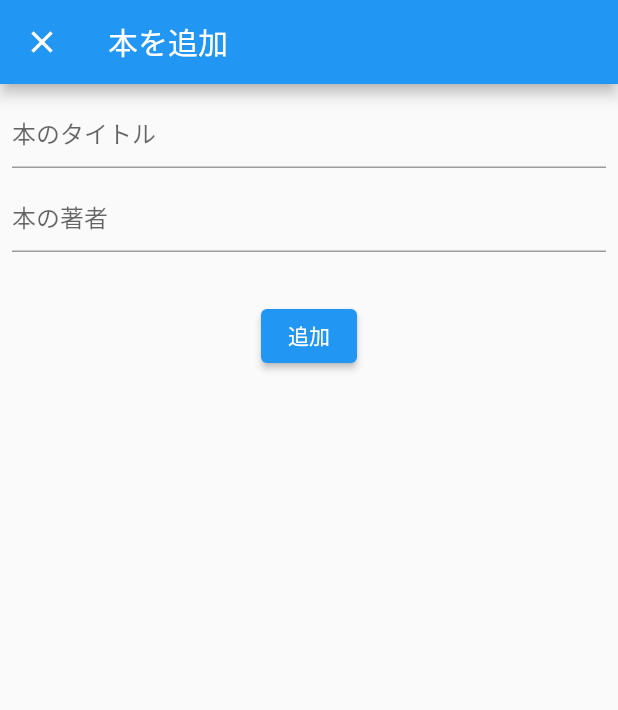
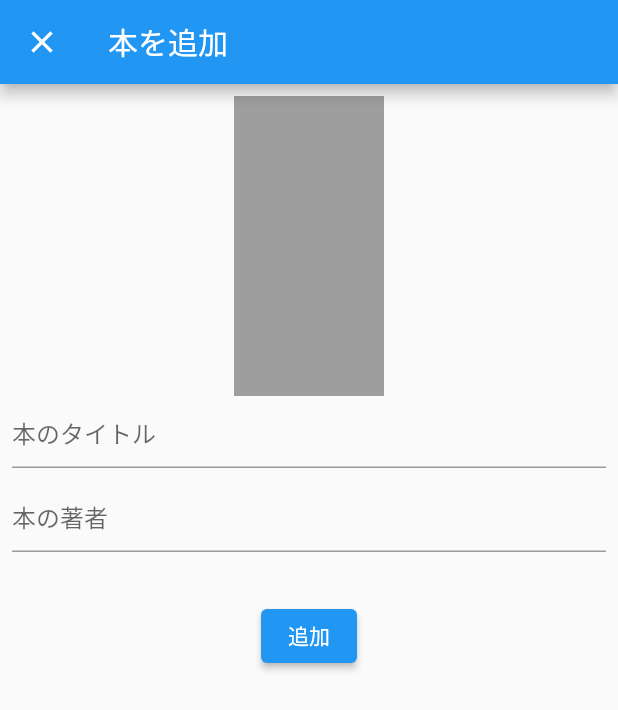
Before and after one commit to nfrutta/flutter-samples, a Flutter app: the screen it shows after launch, after a tap on the "add" icon, on a phone screen of 412 x 824 dp. Shown: the top 710 px of the screen. Run offline on Flutter 3.47's test engine with Material 2 defaults, Android fonts, the phone set to English and light mode, and no system bars; our stand-ins replace cloud_firestore, firebase_core, flutter_slidable, shared_preferences; accounts and stored records are empty.

Commit message:
画像のアップロード実装中

```diff
--- a/project/book_list_sample_kboy/lib/add_book/add_book_model.dart
+++ b/project/book_list_sample_kboy/lib/add_book/add_book_model.dart
@@ -1,9 +1,15 @@
+import 'dart:io';
+
 import 'package:cloud_firestore/cloud_firestore.dart';
 import 'package:flutter/material.dart';
+//import 'package:image_picker/image_picker.dart';
 
 class AddBookModel extends ChangeNotifier {
   String? title;
   String? author;
+  File? imageFile;
+
+  //final picker = ImagePicker();
 
   Future addBook() async {
     if (title == null || title == "") {
@@ -20,4 +26,11 @@ class AddBookModel extends ChangeNotifier {
       'author': author,
     });
   }
+
+  Future pickImage() async {
+    // final pickedFile = await picker.pickImage(source: ImageSource.gallery);
+    // if (pickedFile != null) {
+    //   imageFile = File(pickedFile.path);
+    // }
+  }
 }
--- a/project/book_list_sample_kboy/lib/add_book/add_book_page.dart
+++ b/project/book_list_sample_kboy/lib/add_book/add_book_page.dart
@@ -18,6 +18,13 @@ class AddBookPage extends StatelessWidget {
               padding: const EdgeInsets.all(8.0),
               child: Column(
                 children: [
+                  SizedBox(
+                    width: 100,
+                    height: 200,
+                    child: model.imageFile != null
+                        ? Image.file(model.imageFile!)
+                        : Container(color: Colors.grey),
+                  ),
                   TextField(
                     decoration: InputDecoration(hintText: '本のタイトル'),
                     onChanged: (text) {
--- a/project/book_list_sample_kboy/lib/book_list/book_list_model.dart
+++ b/project/book_list_sample_kboy/lib/book_list/book_list_model.dart
@@ -14,7 +14,8 @@ class BookListModel extends ChangeNotifier {
       final String id = document.id;
       final String title = data['title'];
       final String author = data['author'];
-      return Book(id, title, author);
+      final String? imgURL = data['imgURL'];
+      return Book(id, title, author, imgURL);
     }).toList();
 
     this.books = books;
--- a/project/book_list_sample_kboy/lib/book_list/book_list_page.dart
+++ b/project/book_list_sample_kboy/lib/book_list/book_list_page.dart
@@ -29,6 +29,9 @@ class BookListPage extends StatelessWidget {
                   (book) => Slidable(
                     actionPane: SlidableDrawerActionPane(),
                     child: ListTile(
+                      leading: book.imgURL != null
+                          ? Image.network(book.imgURL!)
+                          : null,
                       title: Text(book.title),
                       subtitle: Text(book.author),
                     ),
--- a/project/book_list_sample_kboy/lib/domain/book.dart
+++ b/project/book_list_sample_kboy/lib/domain/book.dart
@@ -1,6 +1,7 @@
 class Book {
-  Book(this.id, this.title, this.author);
+  Book(this.id, this.title, this.author, this.imgURL);
   String id;
   String title;
   String author;
+  String? imgURL;
 }
--- a/project/book_list_sample_kboy/pubspec.yaml
+++ b/project/book_list_sample_kboy/pubspec.yaml
@@ -15,6 +15,8 @@ dependencies:
   cloud_firestore: ^2.4.0
   provider: ^5.0.0
   flutter_slidable: ^0.6.0
+  firebase_storage: ^10.0.3
+  image_picker: ^0.8.3+1
 
 dev_dependencies:
   flutter_test:
```
Also changed, not shown: project/book_list_sample_kboy/pubspec.lock, 26 other files.
